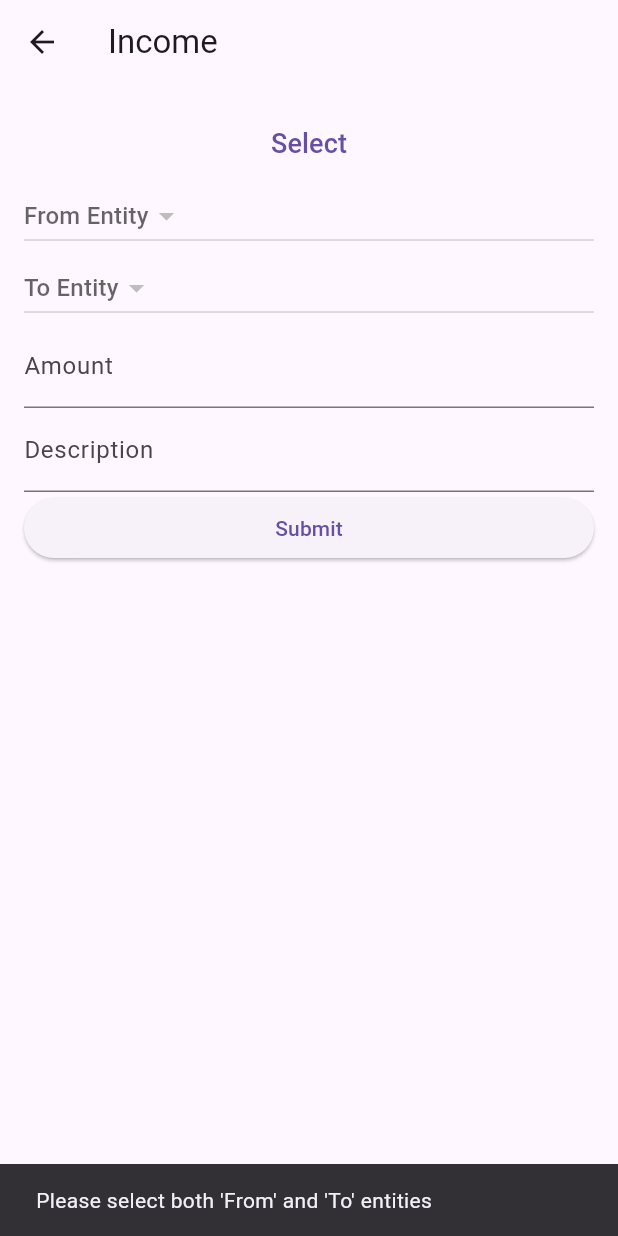
After one commit to isaurabhprakash/personal_finance_tracker, a Flutter app: the screen it shows after launch, item 2 of the bottom bar chosen, after a tap on "Submit", on a phone screen of 412 x 824 dp. The commit adds this screen. Run offline on Flutter 3.47's test engine with Material 3 defaults, Android fonts, the phone set to English and light mode, and no system bars; our stand-ins replace sqflite; accounts and stored records are empty.

Commit message:
Transactions - WIP

```diff
--- a/lib/dashboard.dart
+++ b/lib/dashboard.dart
@@ -1,9 +1,14 @@
 import 'package:flutter/material.dart';
-import 'bank_accounts.dart';
+import 'transaction_screen.dart'; // Import the transaction screen
+import 'package:intl/intl.dart'; // Import the intl package to format date
+import 'bank_accounts.dart'; // Import the Bank Accounts screen
 
 class Dashboard extends StatelessWidget {
   @override
   Widget build(BuildContext context) {
+    // Get the current date
+    String formattedDate = DateFormat('yyyy-MM-dd').format(DateTime.now());
+
     return Scaffold(
       appBar: AppBar(
         title: Text('Personal Finance Tracker'),
@@ -26,10 +31,13 @@ class Dashboard extends StatelessWidget {
               onTap: () {
                 Navigator.push(
                   context,
-                  MaterialPageRoute(builder: (context) => BankAccountsScreen()),
+                  MaterialPageRoute(
+                      builder: (context) =>
+                          BankAccountsScreen()), // Navigate to Bank Accounts
                 );
               },
             ),
+            // Add any other items for navigation if needed
           ],
         ),
       ),
@@ -39,6 +47,73 @@ class Dashboard extends StatelessWidget {
           style: TextStyle(fontSize: 24),
         ),
       ),
+      bottomNavigationBar: Container(
+        color: Colors.blueGrey[700], // Set background color of the bottom bar
+        height: 120, // Increase the height a bit to avoid overflow
+        child: Padding(
+          padding: const EdgeInsets.all(16.0),
+          child: Column(
+            mainAxisAlignment: MainAxisAlignment.center,
+            children: [
+              Text(
+                formattedDate, // Show the current date
+                style: TextStyle(
+                  color: Colors.white,
+                  fontSize: 16,
+                ),
+              ),
+              SizedBox(height: 10), // Add some space between date and buttons
+              Row(
+                mainAxisAlignment: MainAxisAlignment.spaceEvenly,
+                children: [
+                  // Expense Button
+                  IconButton(
+                    icon: Icon(Icons.money_off), // Icon for Expense
+                    onPressed: () {
+                      Navigator.push(
+                        context,
+                        MaterialPageRoute(
+                          builder: (context) =>
+                              TransactionScreen(mode: 'Expenditure'),
+                        ),
+                      );
+                    },
+                    color: Colors.white, // Icon color
+                  ),
+                  // Income Button
+                  IconButton(
+                    icon: Icon(Icons.attach_money), // Icon for Income
+                    onPressed: () {
+                      Navigator.push(
+                        context,
+                        MaterialPageRoute(
+                          builder: (context) =>
+                              TransactionScreen(mode: 'Income'),
+                        ),
+                      );
+                    },
+                    color: Colors.white, // Icon color
+                  ),
+                  // Self-Transfer Button
+                  IconButton(
+                    icon: Icon(Icons.compare_arrows), // Icon for Self-Transfer
+                    onPressed: () {
+                      Navigator.push(
+                        context,
+                        MaterialPageRoute(
+                          builder: (context) =>
+                              TransactionScreen(mode: 'Self-Transfer'),
+                        ),
+                      );
+                    },
+                    color: Colors.white, // Icon color
+                  ),
+                ],
+              ),
+            ],
+          ),
+        ),
+      ),
     );
   }
 }
--- a/lib/database_helper.dart
+++ b/lib/database_helper.dart
@@ -31,6 +31,24 @@ class DatabaseHelper {
             balance_date TEXT
           )
         ''');
+        await db.execute('''
+        CREATE TABLE entities(
+          id INTEGER PRIMARY KEY AUTOINCREMENT,
+          name TEXT,
+          affectsBalance BOOLEAN
+        )
+      ''');
+        await db.execute('''
+        CREATE TABLE transactions(
+          id INTEGER PRIMARY KEY AUTOINCREMENT,
+          type TEXT,
+          amount REAL,
+          fromEntityId INTEGER,
+          toEntityId INTEGER,
+          date TEXT,
+          description TEXT
+        )
+      ''');
       },
     );
   }
@@ -66,4 +84,38 @@ class DatabaseHelper {
       return BankAccount.fromMap(maps[i]);
     });
   }
+
+  Future<Database> getDatabase() async {
+    if (_database != null) return _database!;
+    _database = await _initDatabase();
+    return _database!;
+  }
+
+  Future<List<Entity>> getEntities() async {
+    final db = await database;
+    List<Map<String, dynamic>> maps = await db.query('entities');
+    return List.generate(maps.length, (i) {
+      return Entity(
+        id: maps[i]['id'],
+        name: maps[i]['name'],
+        affectsBalance: maps[i]['affectsBalance'] == 1,
+      );
+    });
+  }
+
+  Future<void> insertTransaction(FinancialTransaction transaction) async {
+    final db = await database;
+    await db.insert(
+      'transactions',
+      {
+        'type': transaction.type,
+        'amount': transaction.amount,
+        'fromEntityId': transaction.fromEntityId,
+        'toEntityId': transaction.toEntityId,
+        'date': transaction.date.toIso8601String(),
+        'description': transaction.description,
+      },
+      conflictAlgorithm: ConflictAlgorithm.replace,
+    );
+  }
 }
--- a/lib/entity.dart
+++ b/lib/entity.dart
@@ -33,3 +33,29 @@ class BankAccount {
     );
   }
 }
+
+class Entity {
+  final int id;
+  final String name;
+  final bool affectsBalance;
+
+  Entity({required this.id, required this.name, required this.affectsBalance});
+}
+
+class FinancialTransaction {
+  final String type; // 'Expenditure', 'Income', 'Self-Transfer'
+  final double amount;
+  final int fromEntityId;
+  final int toEntityId;
+  final DateTime date;
+  final String description;
+
+  FinancialTransaction({
+    required this.type,
+    required this.amount,
+    required this.fromEntityId,
+    required this.toEntityId,
+    required this.date,
+    required this.description,
+  });
+}
--- /dev/null
+++ b/lib/transaction_screen.dart
@@ -0,0 +1,154 @@
+import 'package:flutter/material.dart';
+import 'database_helper.dart';
+import 'entity.dart';
+
+class TransactionScreen extends StatefulWidget {
+  final String mode; // 'Expenditure', 'Income', 'Self-Transfer'
+
+  TransactionScreen({required this.mode});
+
+  @override
+  _TransactionScreenState createState() => _TransactionScreenState();
+}
+
+class _TransactionScreenState extends State<TransactionScreen> {
+  String? _fromEntity;
+  String? _toEntity;
+  double _amount = 0.0;
+  DateTime _date = DateTime.now();
+  String _description = '';
+  List<Entity> _entities = [];
+
+  @override
+  void initState() {
+    super.initState();
+    _loadEntities();
+  }
+
+  _loadEntities() async {
+    _entities = await DatabaseHelper().getEntities();
+    setState(() {});
+  }
+
+  _submitTransaction() async {
+    if (_fromEntity == null || _toEntity == null) {
+      // Handle error if "from" or "to" entities are not selected
+      ScaffoldMessenger.of(context).showSnackBar(
+        SnackBar(content: Text("Please select both 'From' and 'To' entities")),
+      );
+      return;
+    }
+
+    // Here, you can save your transaction data to the database
+    FinancialTransaction transaction = FinancialTransaction(
+      type: widget.mode,
+      amount: _amount,
+      fromEntityId: _fromEntity!.isNotEmpty ? int.parse(_fromEntity!) : 0,
+      toEntityId: _toEntity!.isNotEmpty ? int.parse(_toEntity!) : 0,
+      date: _date,
+      description: _description,
+    );
+    await DatabaseHelper().insertTransaction(transaction);
+    Navigator.pop(context);
+  }
+
+  _selectDate(BuildContext context) async {
+    final DateTime? picked = await showDatePicker(
+      context: context,
+      initialDate: _date,
+      firstDate: DateTime(2000),
+      lastDate: DateTime(2101),
+    );
+    if (picked != null && picked != _date) {
+      setState(() {
+        _date = picked;
+      });
+    }
+  }
+
+  @override
+  Widget build(BuildContext context) {
+    return Scaffold(
+      appBar: AppBar(
+        title: Text(widget.mode),
+      ),
+      body: Padding(
+        padding: EdgeInsets.all(16.0),
+        child: Column(
+          crossAxisAlignment: CrossAxisAlignment.stretch,
+          children: [
+            // Date Picker for selecting date
+            TextButton(
+              onPressed: () => _selectDate(context),
+              child: Text(
+                'Select Date: ${_date.toLocal()}'.split(' ')[0],
+                style: TextStyle(fontSize: 18),
+              ),
+            ),
+
+            // From Entity Dropdown
+            DropdownButton<String>(
+              value: _fromEntity,
+              hint: Text("From Entity"),
+              items: _entities
+                  .map((e) => DropdownMenuItem<String>(
+                        value: e.id.toString(),
+                        child: Text(e.name),
+                      ))
+                  .toList(),
+              onChanged: (value) {
+                setState(() {
+                  _fromEntity = value;
+                });
+              },
+            ),
+
+            // To Entity Dropdown
+            DropdownButton<String>(
+              value: _toEntity,
+              hint: Text("To Entity"),
+              items: _entities
+                  .map((e) => DropdownMenuItem<String>(
+                        value: e.id.toString(),
+                        child: Text(e.name),
+                      ))
+                  .toList(),
+              onChanged: (value) {
+                setState(() {
+                  _toEntity = value;
+                });
+              },
+            ),
+
+            // Amount input
+            TextField(
+              decoration: InputDecoration(labelText: "Amount"),
+              keyboardType: TextInputType.number,
+              onChanged: (value) {
+                setState(() {
+                  _amount = double.tryParse(value) ?? 0.0;
+                });
+              },
+            ),
+
+            // Description input
+            TextField(
+              decoration: InputDecoration(labelText: "Description"),
+              onChanged: (value) {
+                setState(() {
+                  _description = value;
+                });
+              },
+            ),
+
+            // Submit button
+            ElevatedButton(
+              onPressed: _submitTransaction,
+              child: Text('Submit'),
+            ),
+          ],
+        ),
+      ),
+    );
+  }
+}
```
Also changed, not shown: lib/transaction_form.dart (deleted, +0 -133 lines).
